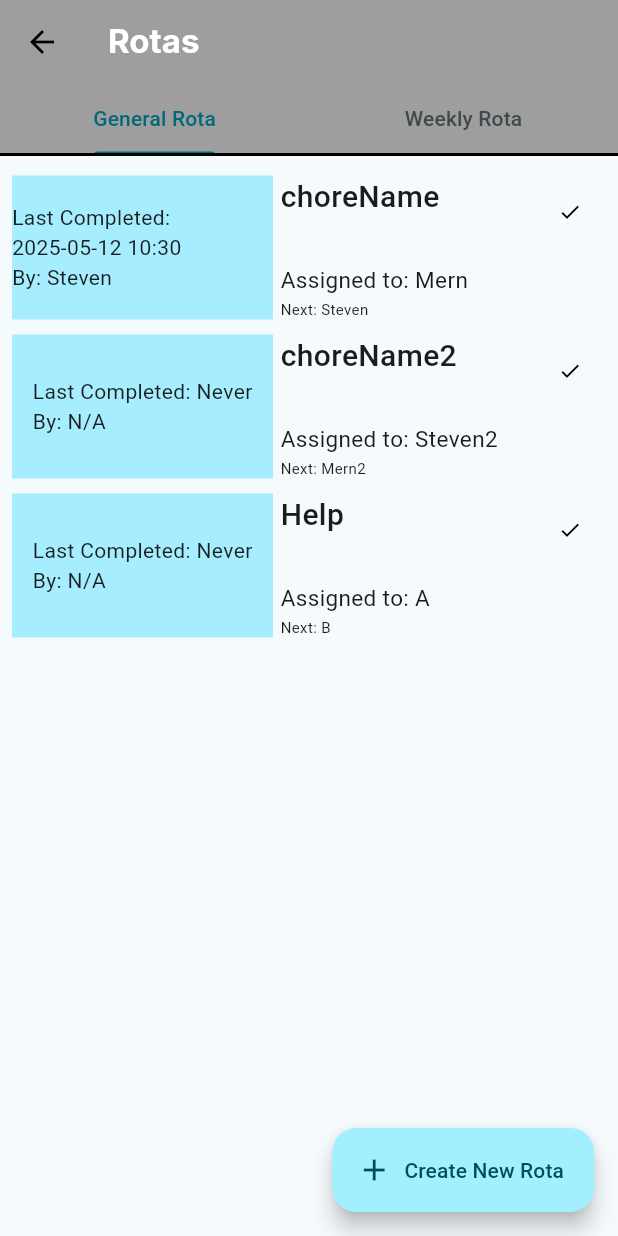
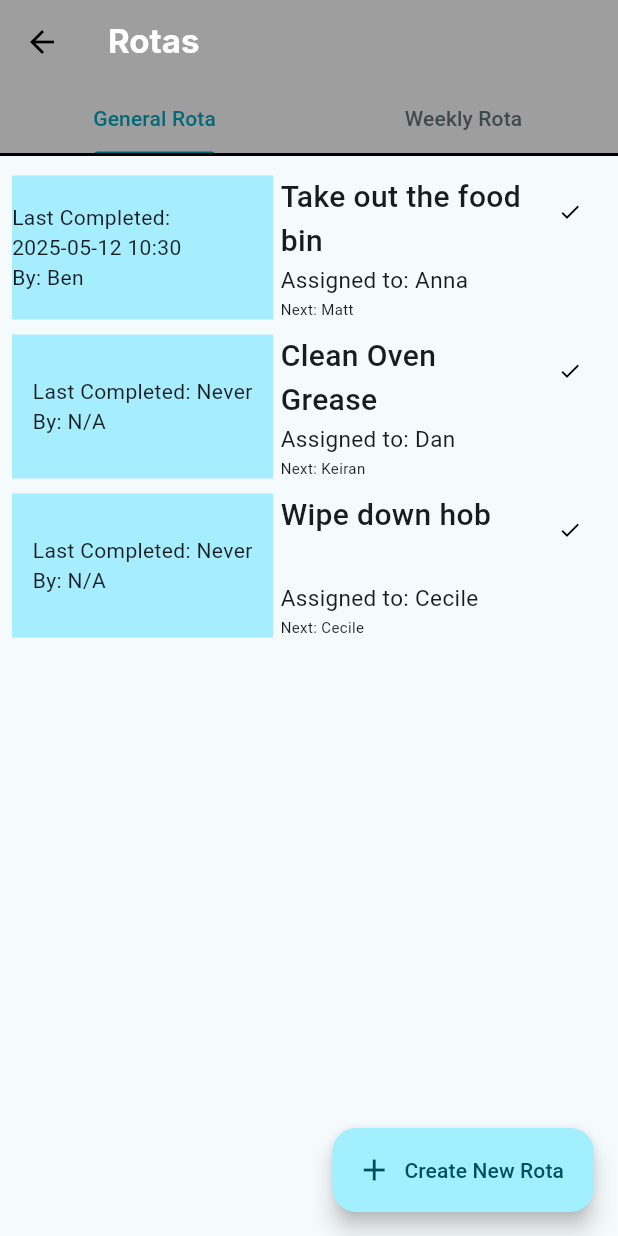
Before and after one commit to 6B-Best-group/TheHousemateApp, a Flutter app: the Rota screen opened by its route, after a tap on the "check" icon, on a phone screen of 412 x 824 dp. Run offline on Flutter 3.47's test engine with Material 3 defaults, Android fonts, the phone set to English and light mode, and no system bars; our stand-ins replace flutter_calendar_carousel.

Commit message:
additional action log implementation

```diff
--- a/housemate_app/lib/main.dart
+++ b/housemate_app/lib/main.dart
@@ -21,7 +21,7 @@ import 'package:housemate_app/welcome.dart';
 import 'package:housemate_app/action_log.dart';
 
 List<ActionLogNotification> actionsList = [];
-List<GeneralChoreRota> generalChoreRotaList = [GeneralChoreRota("choreName", ["Steven", "Mern"]), GeneralChoreRota("choreName2", ["Steven2", "Mern2"]), GeneralChoreRota("Help", ["A", "B", "C"])];
+List<GeneralChoreRota> generalChoreRotaList = [GeneralChoreRota("Take out the food bin", ["Ben", "Anna", "Matt"]), GeneralChoreRota("Clean Oven Grease", ["Dan", "Keiran"]), GeneralChoreRota("Wipe down hob", ["Cecile"])];
 List<WeeklyChoreRota> weeklyChoreRotaList = [WeeklyChoreRota('Bleach Toilet', ['Anna', 'Fish', 'Kieran', 'Dan', 'Matt'])];
 List<ShoppingItem> shoppingList = [];
 List<ShoppingItem> broughItems = [];
--- a/housemate_app/lib/rota.dart
+++ b/housemate_app/lib/rota.dart
@@ -1,4 +1,5 @@
 import 'package:flutter/material.dart';
+import 'package:housemate_app/class/action_log_notification.dart';
 import 'package:housemate_app/class/general_chore_rota.dart';
 import 'package:housemate_app/class/weekly_chore_rota.dart';
 // import 'package:housemate_app/class/action_log_notification.dart';
@@ -68,6 +69,8 @@ class _RotaState extends State<Rota> {
   void addChore() {
     GeneralChoreRota rota = GeneralChoreRota(generalChoreName.text, selectedUsers);
     generalChoreRotaList.add(rota);
+    ActionLogNotification action = ActionLogNotification('${currentUser.getFirstName()} ${currentUser.getLastName()} added a new general chore rota', 'Rota: ${selectedUsers.join(' → ')}');
+    actionsList.add(action);
     setState(() {});
   }
 
@@ -159,6 +162,8 @@ class _RotaState extends State<Rota> {
         itemBuilder: (context, i) {
           return CustomListItem(
             onPressed: () {
+              ActionLogNotification action = ActionLogNotification('${generalChoreRotaList[i].getAssignee()} completed a task of the general chore rota', generalChoreRotaList[i].choreName);
+              actionsList.add(action);
               generalChoreRotaList[i].incrementRota();
               generalChoreRotaList[i].setLastCompleted();
               setState(() {});
```
